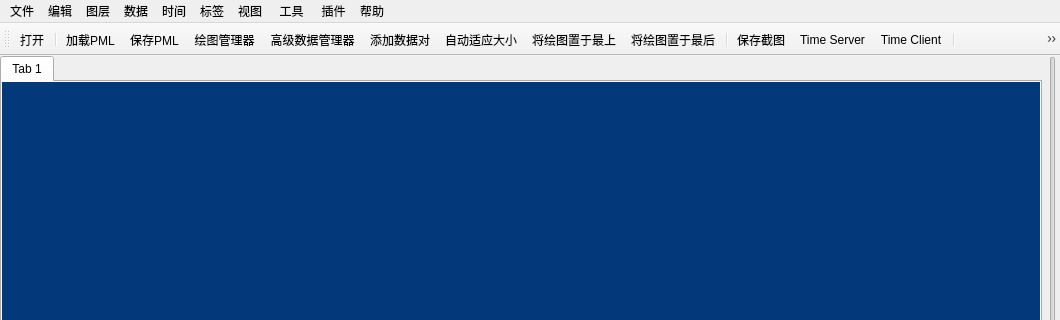
Before: the Qt Designer form PlotXYDemo.ui in whatudone/plotxy, drawn with Qt 5; both pictures show x 0 to 1060 and y 0 to 320 of the 1060 by 584 pixel window.
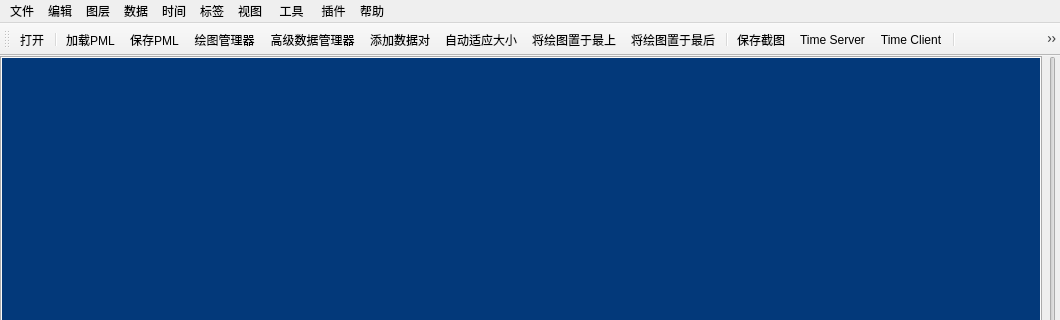
After: the same form once the commit is applied. Icons and pictures are not drawn.

Patch:
```diff
--- a/PlotXYDemo.ui
+++ b/PlotXYDemo.ui
@@ -48,11 +48,6 @@
       <property name="currentIndex">
        <number>0</number>
       </property>
-      <widget class="QWidget" name="tab">
-       <attribute name="title">
-        <string>Tab 1</string>
-       </attribute>
-      </widget>
      </widget>
     </item>
     <item>
```
Left out of the diff: 5 changed lines with no effect on the pictures.
